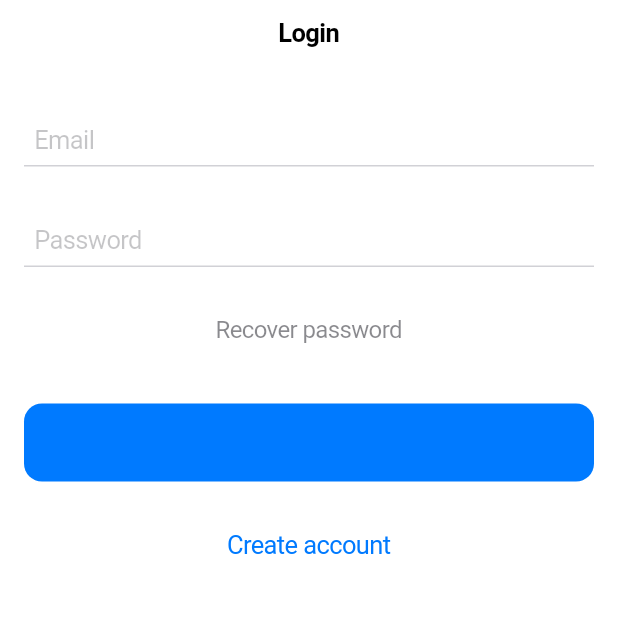
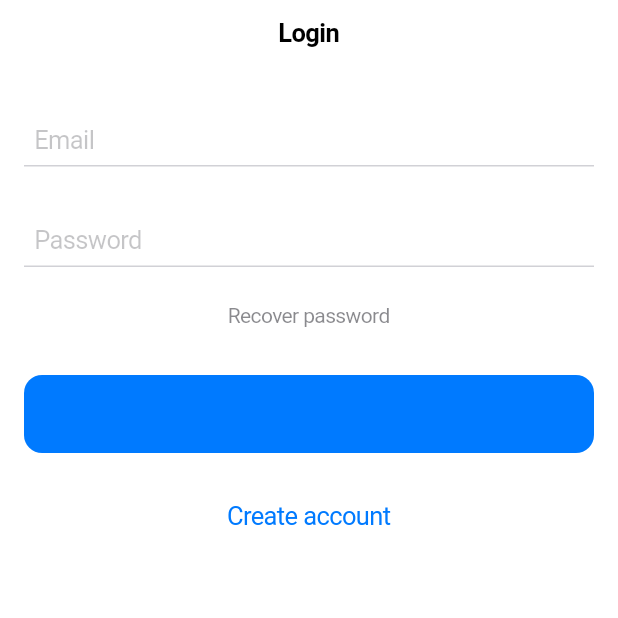
Before and after one commit to Emanuel-JSA/flutter_firebase, a Flutter app: the screen it shows after launch, on a phone screen of 412 x 824 dp, the top half of it. Run offline on Flutter 3.47's test engine with Material 2 defaults, Android fonts, the phone set to English and light mode, and no system bars; our stand-ins replace firebase_auth, firebase_core; accounts and stored records are empty.

Commit message:
feat: finished the login and logout

```diff
--- a/lib/login_page.dart
+++ b/lib/login_page.dart
@@ -1,10 +1,9 @@
+import 'package:firebase_auth/firebase_auth.dart';
 import 'package:flutter/cupertino.dart';
 import 'create_account_page.dart';
 import 'password_recovery_page.dart';
 
 class LoginPage extends StatefulWidget {
-  const LoginPage({super.key});
-
   @override
   _LoginPageState createState() => _LoginPageState();
 }
@@ -53,7 +52,7 @@ class _LoginPageState extends State<LoginPage> {
                   ),
                 ),
               ),
-              SizedBox(height: 16.0),
+              SizedBox(height: 8.0),
               CupertinoButton(
                 onPressed: () {
                   Navigator.push(
@@ -63,12 +62,12 @@ class _LoginPageState extends State<LoginPage> {
                 },
                 child: Text(
                     'Recover password',
-                    style: TextStyle(color: CupertinoColors.secondaryLabel, fontSize: 16.0),
+                    style: TextStyle(color: CupertinoColors.secondaryLabel, fontSize: 14.0),
                 ),
               ),
-              const SizedBox(height: 24.0),
+              const SizedBox(height: 16.0),
               CupertinoButton(
-                onPressed: () {},
+                onPressed: logIn,
                 color: CupertinoColors.systemBlue,
                 child: Text('Login'),
               ),
@@ -88,4 +87,11 @@ class _LoginPageState extends State<LoginPage> {
       ),
     );
   }
+
+  Future logIn() async {
+    await FirebaseAuth.instance.signInWithEmailAndPassword(
+      email: _emailController.text.trim(),
+      password: _passwordController.text.trim(),
+    );
+  }
 }
--- a/lib/main.dart
+++ b/lib/main.dart
@@ -1,5 +1,7 @@
 import 'package:flutter/cupertino.dart';
+import 'home_page.dart';
 import 'login_page.dart';
+import 'package:firebase_auth/firebase_auth.dart';
 import 'package:firebase_core/firebase_core.dart';
 
 Future<void> main() async {
@@ -12,8 +14,16 @@ Future<void> main() async {
 class MyApp extends StatelessWidget {
   @override
   Widget build(BuildContext context) {
-    return const CupertinoApp(
-      home: LoginPage(),
+    return CupertinoApp(
+      home: StreamBuilder<User?>( // build the UI based on a stream of data that listens the authStateChanges()
+          stream: FirebaseAuth.instance.authStateChanges(),
+          builder: (BuildContext context, AsyncSnapshot<User?> snapshot) {
+            if (snapshot.hasData) {;
+              return HomePage();
+            }
+            return LoginPage();
+          }
+      ),
     );
   }
 }
```
Also changed, not shown: lib/home_page.dart (added, +37 -0 lines).
